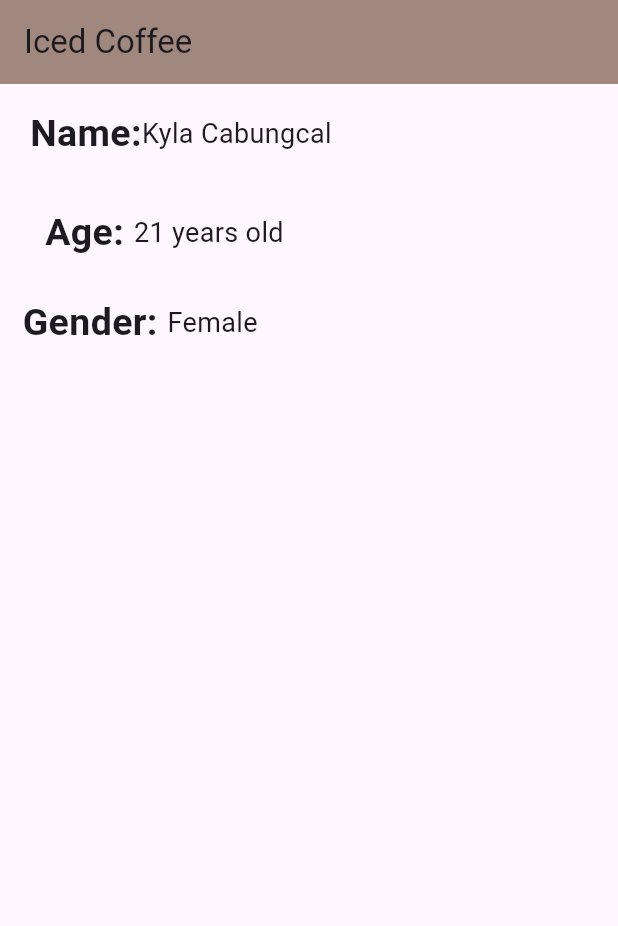
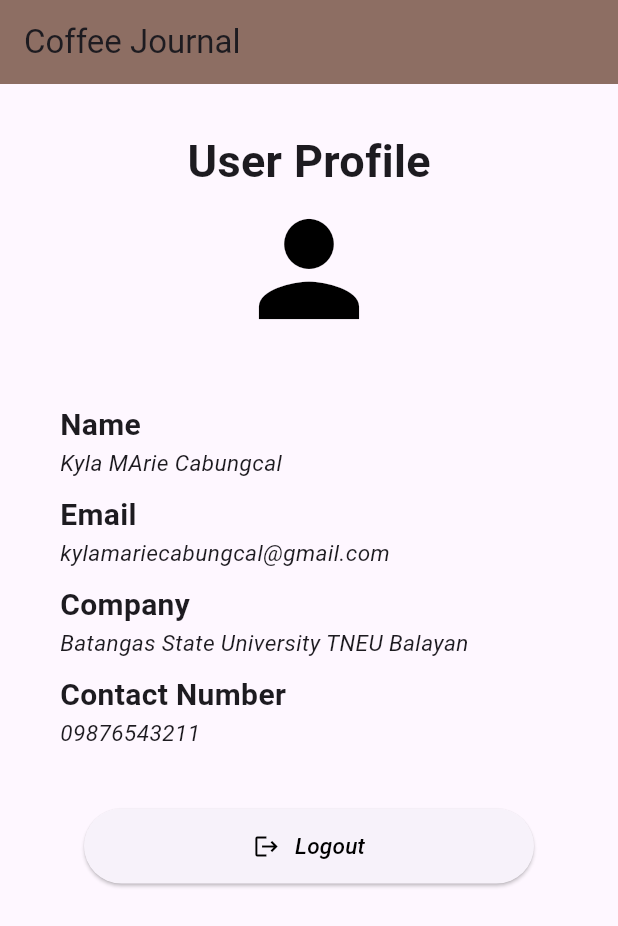
Before and after one commit to kylamariecabungcal/iced-coffee, a Flutter app: the screen it shows after launch, on a phone screen of 412 x 824 dp. Shown: the top 926 px of the screen. Run offline on Flutter 3.47's test engine with Material 3 defaults, Android fonts, the phone set to English and light mode, and no system bars.

Commit message:
UI Layout1

```diff
--- a/lib/main.dart
+++ b/lib/main.dart
@@ -2,57 +2,127 @@ import 'package:flutter/material.dart';
 
 void main() {
   runApp(MaterialApp(
-    home: Scaffold(
+    home: Profile()
+  ));
+}
+
+  class Profile extends StatelessWidget {
+    const Profile({super.key});
+
+    @override
+    Widget build(BuildContext context) {
+      return Scaffold(
         appBar: AppBar(
-        title: Text('Iced Coffee'),
-        backgroundColor: Colors.brown[300],
+          title: Text('Coffee Journal'),
+          backgroundColor: Colors.brown[400],
         ),
+
         body: Column(
+          crossAxisAlignment: CrossAxisAlignment.start,
           children: [
+            Center(
+              child: Padding(
+                padding: EdgeInsets.only(top: 30),
+                child: Text(
+                  'User Profile',
+                  style: TextStyle(fontSize: 30,
+                    fontWeight: FontWeight.bold,
+                  ),
+                ),
+              ),
+            ),
+            Center(
+              child: Icon(Icons.person, size: 100,
+                color: Colors.black,
+              ),
+            ),
             Container(
-              margin: EdgeInsets.all(10),
-              padding: EdgeInsets.symmetric(vertical: 5, horizontal: 10),
-            child: Row(
+              margin: EdgeInsets.fromLTRB(10, 40, 15, 10),
+              padding: EdgeInsets.symmetric(vertical: 0, horizontal: 30),
+              child: Column(
+                mainAxisAlignment: MainAxisAlignment.center,
+                crossAxisAlignment: CrossAxisAlignment.start,
                 children:const [
-                Text('Name:',
-                  style: TextStyle(fontSize: 25, fontWeight: FontWeight.bold),
+                  Text('Name',
+                    style: TextStyle(fontSize: 20, fontWeight: FontWeight.bold),
                   ),
-                Text('Kyla Cabungcal',
-                  style: TextStyle(fontSize: 18),
+                  Text('Kyla MArie Cabungcal',
+                    style: TextStyle(fontSize: 15, fontStyle: FontStyle.italic),
                   ),
                 ],
               ),
             ),
             Container(
-              margin: EdgeInsets.symmetric(vertical: 10, horizontal: 20),
-              padding: EdgeInsets.symmetric(vertical: 5, horizontal: 10),
-            child: Row(
-              children:[
-                Text('Age: ',
-                  style: TextStyle(fontSize: 25, fontWeight: FontWeight.bold),
+              margin: EdgeInsets.fromLTRB(10, 0, 15, 10),
+              padding: EdgeInsets.symmetric(vertical: 0, horizontal: 30),
+              child: Column(
+                crossAxisAlignment: CrossAxisAlignment.start,
+                children:const [
+                  Text('Email',
+                    style: TextStyle(fontSize: 20, fontWeight: FontWeight.bold),
                   ),
-                Text('21 years old',
-                  style: TextStyle(fontSize: 18),
+                  Text('kylamariecabungcal@gmail.com',
+                    style: TextStyle(fontSize: 15, fontStyle: FontStyle.italic),
                   ),
                 ],
               ),
             ),
             Container(
-                margin: EdgeInsets.fromLTRB(5,4,3,2),
-                padding: EdgeInsets.symmetric(vertical: 5, horizontal: 10),
-                child: Row(
-                  children:[
-                    Text('Gender: ',
-                      style: TextStyle(fontSize: 25, fontWeight: FontWeight.bold),
+              margin: EdgeInsets.fromLTRB(10, 0, 15, 10),
+              padding: EdgeInsets.symmetric(vertical: 0, horizontal: 30),
+              child: Column(
+                crossAxisAlignment: CrossAxisAlignment.start,
+                children:const [
+                  Text('Company',
+                    style: TextStyle(fontSize: 20, fontWeight: FontWeight.bold),
                   ),
-                    Text('Female',
-                      style: TextStyle(fontSize: 18),
+                  Text('Batangas State University TNEU Balayan',
+                    style: TextStyle(fontSize: 15, fontStyle: FontStyle.italic),
                   ),
                 ],
               ),
             ),
+            Container(
+              margin: EdgeInsets.fromLTRB(10, 0, 15, 10),
+              padding: EdgeInsets.symmetric(vertical: 0, horizontal: 30),
+              child: Column(
+                crossAxisAlignment: CrossAxisAlignment.start,
+                children:const [
+                  Text('Contact Number',
+                    style: TextStyle(fontSize: 20, fontWeight: FontWeight.bold),
+                  ),
+                  Text('09876543211',
+                    style: TextStyle(fontSize: 15, fontStyle: FontStyle.italic),
+                  ),
                 ],
               ),
             ),
-  ));
+            Center(
+              child: Padding(
+                padding: EdgeInsets.only(top: 30),
+                child: Container(
+                  width: 300,
+                  height: 50,
+                  child: ElevatedButton(onPressed: () {},
+                    style: ElevatedButton.styleFrom(
+                    ),
+                    child: Row(
+                      mainAxisAlignment: MainAxisAlignment.center,
+                      children: [
+                        Icon(Icons.logout, color: Colors.black,),
+                        SizedBox(width: 10),
+                        Text('Logout',
+                          style: TextStyle(fontSize: 15, fontStyle: FontStyle.italic, color:Colors.black),
+                        ),
+                      ],
+                    ),
+                  ),
+                ),
+              ),
+            )
+
+          ],
+        ),
+      );
     }
+  }
```
Lines whose indentation alone changed are shown as unchanged.
